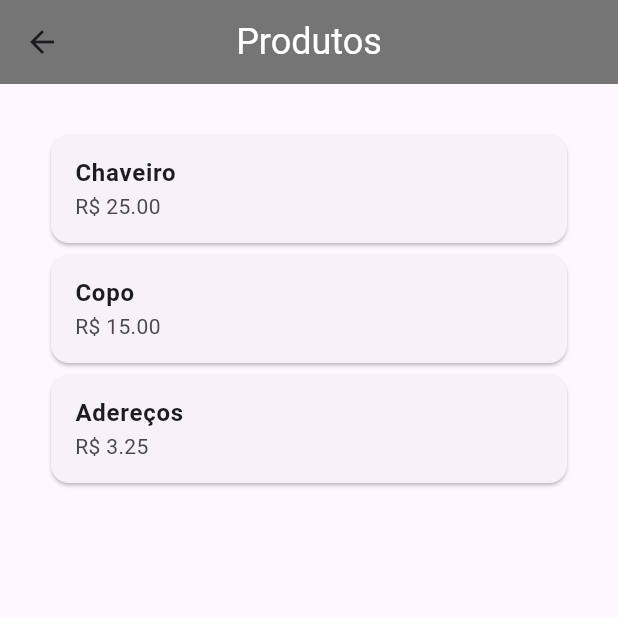
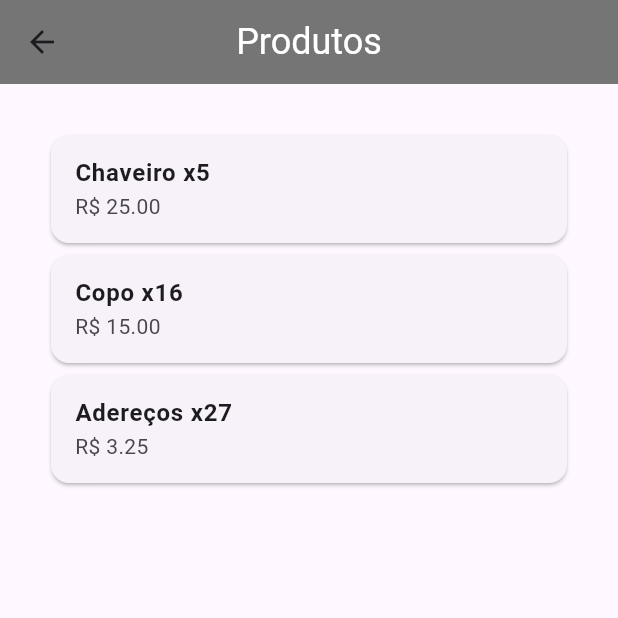
Before and after one commit to SYnster000/app_projeto, a Flutter app: the ListaProdutosView screen opened by its route, on a phone screen of 412 x 824 dp, the top half of it. Run offline on Flutter 3.47's test engine with Material 3 defaults, Android fonts, the light colour scheme and no system bars; our stand-ins replace device_preview, get_it.

Commit message:
entrega_v1.3

```diff
--- a/lib/controller/produto_controller.dart
+++ b/lib/controller/produto_controller.dart
@@ -4,9 +4,9 @@ import '../model/produto_model.dart';
 
 class ProdutoController extends ChangeNotifier {
   final List<Produto> _produtos = [
-    Produto(nome: 'Chaveiro', preco: 25.00),
-    Produto(nome: 'Copo', preco: 15.00),
-    Produto(nome: 'Adereços', preco: 3.25),
+    Produto(nome: 'Chaveiro', preco: 25.00, quantidade: 5),
+    Produto(nome: 'Copo', preco: 15.00, quantidade: 16),
+    Produto(nome: 'Adereços', preco: 3.25, quantidade: 27),
   ];
 
   List<Produto> get produtos => _produtos;
@@ -18,6 +18,7 @@ class ProdutoController extends ChangeNotifier {
 
   final txtNome = TextEditingController();
   final txtPreco = TextEditingController();
+  final txtQuantidade = TextEditingController();
 
   void alterarVisualizacao(valor) {
     _visualizarLista = valor;
@@ -27,8 +28,11 @@ class ProdutoController extends ChangeNotifier {
   void adicionarItem() {
     String nome = txtNome.text;
     double preco = double.tryParse(txtPreco.text) ?? 0.0;
+    int quantidade = int.tryParse(txtQuantidade.text) ?? 0;
 
-    _produtos.add(Produto(nome: nome, preco: preco));
+
+
+    _produtos.add(Produto(nome: nome, preco: preco, quantidade: quantidade));
 
     txtNome.clear();
     txtPreco.clear();
@@ -39,8 +43,9 @@ class ProdutoController extends ChangeNotifier {
   void alterarItem(index){
     String nome = txtNome.text;
     double preco = double.tryParse(txtPreco.text) ?? 0.0;
+    int quantidade = int.tryParse(txtQuantidade.text) ?? 0;
 
-    _produtos[index] = Produto(nome: nome, preco: preco);
+    _produtos[index] = Produto(nome: nome, preco: preco, quantidade: quantidade);
 
     txtNome.clear();
     txtPreco.clear();
--- a/lib/model/produto_model.dart
+++ b/lib/model/produto_model.dart
@@ -5,9 +5,11 @@
 class Produto{
   final String nome;
   final double preco;
+  final int quantidade;
 
   Produto({
     required this.nome,
     required this.preco,
+    required this.quantidade
   });
 }
--- a/lib/view/lista_produtos_view.dart
+++ b/lib/view/lista_produtos_view.dart
@@ -48,7 +48,7 @@ class ListaProdutosView extends StatefulWidget {
             child: Card(
               child: ListTile(
                 title: Text(
-                  item.nome,
+                  '${item.nome} x${item.quantidade}',
                   style: TextStyle(fontWeight: FontWeight.bold),
                 ),
                 subtitle: Text(
```
